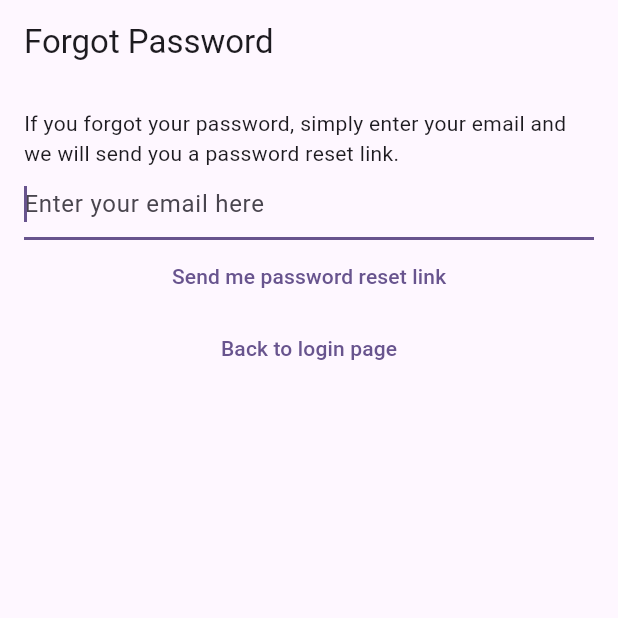
After one commit to alirezaeiii/Flutter-Firebase-Playground, a Flutter app: the screen it shows after launch, after a tap on "I forgot my password", on a phone screen of 412 x 824 dp, the top half of it. The commit adds this screen. Run offline on Flutter 3.47's test engine with Material 3 defaults, Android fonts, the phone set to English and light mode, and no system bars; our stand-ins replace bloc, equatable, firebase_auth, firebase_core, flutter_bloc, share_plus and 1 more; accounts and stored records are empty; generated files the repository leaves out were written again; network calls fail.

Commit message:
Password reset functionality

```diff
--- a/lib/main.dart
+++ b/lib/main.dart
@@ -4,6 +4,7 @@ import 'package:dart/services/auth/bloc/auth_state.dart';
 import 'package:dart/services/auth/firebase_auth_provider.dart';
 import 'package:dart/utils/constants.dart';
 import 'package:dart/utils/loading/loading_screen.dart';
+import 'package:dart/view/forget_password_view.dart';
 import 'package:dart/view/login_view.dart';
 import 'package:dart/view/notes/create_update_notes_view.dart';
 import 'package:dart/view/notes/notes_view.dart';
@@ -59,8 +60,8 @@ class HomePage extends StatelessWidget {
           return const VerifyEmailView();
         } else if (state is AuthStateLoggedOut) {
           return const LoginView();
-        /*} else if (state is AuthStateForgotPassword) {
-          return const ForgotPasswordView();*/
+        } else if (state is AuthStateForgotPassword) {
+          return const ForgotPasswordView();
         } else if (state is AuthStateRegistering) {
           return const RegisterView();
         } else {
--- a/lib/services/auth/auth_exceptions.dart
+++ b/lib/services/auth/auth_exceptions.dart
@@ -9,3 +9,5 @@ class EmailAlreadyInUseAuthException implements Exception {}
 class GenericAuthException implements Exception {}
 
 class UserNotLoggedInAuthException implements Exception {}
+
+class UserNotFoundAuthException implements Exception {}
--- a/lib/services/auth/auth_provider.dart
+++ b/lib/services/auth/auth_provider.dart
@@ -18,4 +18,6 @@ abstract class AuthProvider {
   Future<void> signOut();
 
   Future<void> sendVerificationEmail();
+
+  Future<void> sendPasswordReset({required String toEmail});
 }
--- a/lib/services/auth/auth_service.dart
+++ b/lib/services/auth/auth_service.dart
@@ -40,4 +40,8 @@ class AuthService implements AuthProvider {
 
   @override
   Future<void> initialize() => provider.initialize();
+
+  @override
+  Future<void> sendPasswordReset({required String toEmail}) =>
+      provider.sendPasswordReset(toEmail: toEmail);
 }
--- a/lib/services/auth/bloc/auth_bloc.dart
+++ b/lib/services/auth/bloc/auth_bloc.dart
@@ -13,7 +13,7 @@ class AuthBloc extends Bloc<AuthEvent, AuthState> {
       ));
     });
     //forgot password
-    /*on<AuthEventForgotPassword>((event, emit) async {
+    on<AuthEventForgotPassword>((event, emit) async {
       emit(const AuthStateForgotPassword(
         exception: null,
         hasSentEmail: false,
@@ -47,7 +47,7 @@ class AuthBloc extends Bloc<AuthEvent, AuthState> {
         hasSentEmail: didSendEmail,
         isLoading: false,
       ));
-    });*/
+    });
     // send email verification
     on<AuthEventSendEmailVerification>((event, emit) async {
       await provider.sendVerificationEmail();
--- /dev/null
+++ b/lib/utils/dialogs/password_reset_email_sent_dialog.dart
@@ -0,0 +1,14 @@
+import 'package:dart/extensions/buildcontext/loc.dart';
+import 'package:dart/utils/dialogs/generic_dialog.dart';
+import 'package:flutter/material.dart';
+
+Future<void> showPasswordResetSentDialog(BuildContext context) {
+  return showGenericDialog<void>(
+    context: context,
+    title: context.loc.password_reset,
+    content: context.loc.password_reset_dialog_prompt,
+    optionsBuilder: () => {
+      context.loc.ok: null,
+    },
+  );
+}
--- /dev/null
+++ b/lib/view/forget_password_view.dart
@@ -0,0 +1,98 @@
+import 'package:dart/extensions/buildcontext/loc.dart';
+import 'package:dart/services/auth/bloc/auth_bloc.dart';
+import 'package:dart/services/auth/bloc/auth_event.dart';
+import 'package:dart/services/auth/bloc/auth_state.dart';
+import 'package:dart/utils/dialogs/error_dialog.dart';
+import 'package:dart/utils/dialogs/password_reset_email_sent_dialog.dart';
+import 'package:flutter/material.dart';
+import 'package:flutter_bloc/flutter_bloc.dart';
+
+class ForgotPasswordView extends StatefulWidget {
+  const ForgotPasswordView({super.key});
+
+  @override
+  State<ForgotPasswordView> createState() => _ForgotPasswordViewState();
+}
+
+class _ForgotPasswordViewState extends State<ForgotPasswordView> {
+  late final TextEditingController _controller;
+
+  @override
+  void initState() {
+    _controller = TextEditingController();
+    super.initState();
+  }
+
+  @override
+  void dispose() {
+    _controller.dispose();
+    super.dispose();
+  }
+
+  @override
+  Widget build(BuildContext context) {
+    return BlocListener<AuthBloc, AuthState>(
+      listener: (context, state) async {
+        if (state is AuthStateForgotPassword) {
+          if (state.hasSentEmail) {
+            _controller.clear();
+            await showPasswordResetSentDialog(context);
+          }
+          if (state.exception != null) {
+            await showErrorDialog(
+              context,
+              context.loc.forgot_password_view_generic_error,
+            );
+          }
+        }
+      },
+      child: Scaffold(
+        appBar: AppBar(
+          title: Text(context.loc.forgot_password),
+        ),
+        body: Padding(
+          padding: const EdgeInsets.all(16.0),
+          child: SingleChildScrollView(
+            child: Column(
+              children: [
+                Text(
+                  context.loc.forgot_password_view_prompt,
+                ),
+                TextField(
+                  keyboardType: TextInputType.emailAddress,
+                  autocorrect: false,
+                  autofocus: true,
+                  controller: _controller,
+                  decoration: InputDecoration(
+                    hintText: context.loc.email_text_field_placeholder,
+                  ),
+                ),
+                TextButton(
+                  onPressed: () {
+                    final email = _controller.text;
+                    context
+                        .read<AuthBloc>()
+                        .add(AuthEventForgotPassword(email: email));
+                  },
+                  child: Text(
+                    context.loc.forgot_password_view_send_me_link,
+                  ),
+                ),
+                TextButton(
+                  onPressed: () {
+                    context.read<AuthBloc>().add(
+                      const AuthEventLogOut(),
+                    );
+                  },
+                  child: Text(
+                    context.loc.forgot_password_view_back_to_login,
+                  ),
+                ),
+              ],
+            ),
+          ),
+        ),
+      ),
+    );
+  }
+}
--- a/lib/view/login_view.dart
+++ b/lib/view/login_view.dart
@@ -96,7 +96,7 @@ class _LoginViewState extends State<LoginView> {
                   },
                   child: Text(context.loc.login),
                 ),
-                /*TextButton(
+                TextButton(
                   onPressed: () {
                     context.read<AuthBloc>().add(
                           const AuthEventForgotPassword(),
@@ -105,7 +105,7 @@ class _LoginViewState extends State<LoginView> {
                   child: Text(
                     context.loc.login_view_forgot_password,
                   ),
-                ),*/
+                ),
                 TextButton(
                   onPressed: () {
                     context.read<AuthBloc>().add(
```
Also changed, not shown: lib/services/auth/firebase_auth_provider.dart (+18 -0 lines), lib/view/verify_email_view.dart (+17 -6 lines).
